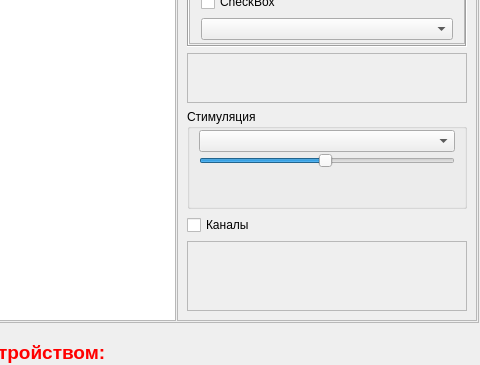
The window that metodics/trenagers/trenexecute.ui (grigp/a-analyser) describes before a commit, drawn with Qt 5; both pictures show x 552 to 1032 and y 331 to 696 of the 1032 by 696 pixel window.
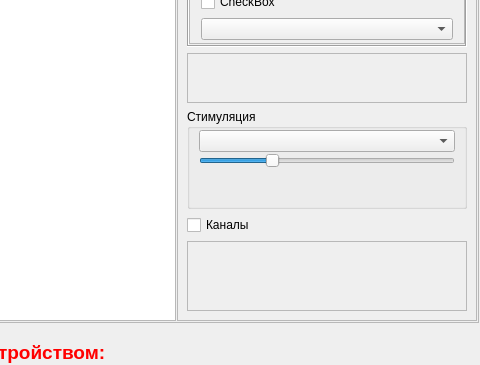
The same window after the commit. Icons and pictures are not drawn. Custom widgets are drawn as their Qt base class.

```diff
--- a/metodics/trenagers/trenexecute.ui
+++ b/metodics/trenagers/trenexecute.ui
@@ -397,10 +397,10 @@
                 <number>5</number>
                </property>
                <property name="maximum">
-                <number>80</number>
+                <number>60</number>
                </property>
                <property name="value">
-                <number>42</number>
+                <number>20</number>
                </property>
                <property name="orientation">
                 <enum>Qt::Horizontal</enum>
```
Left out of the diff: 18 changed lines with no effect on the pictures.
